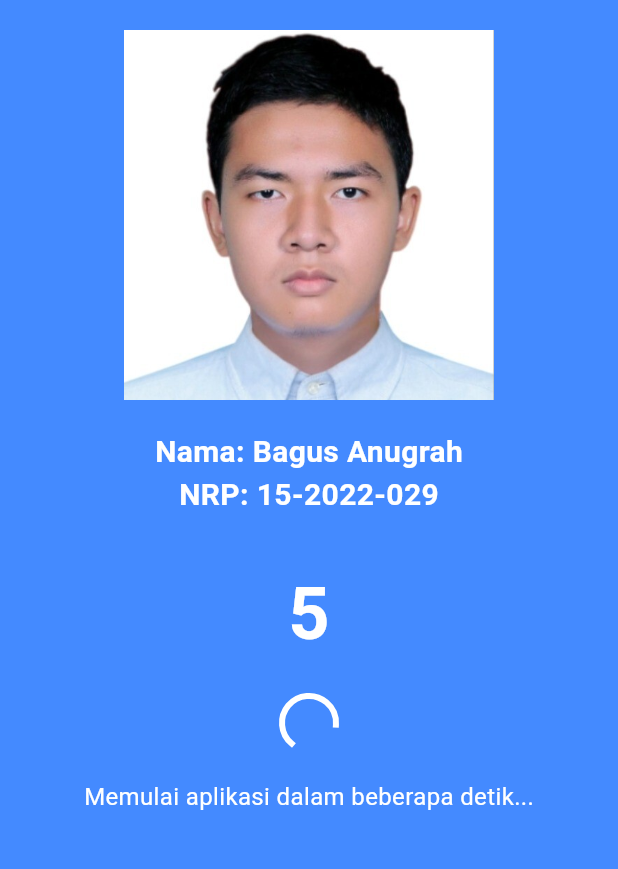
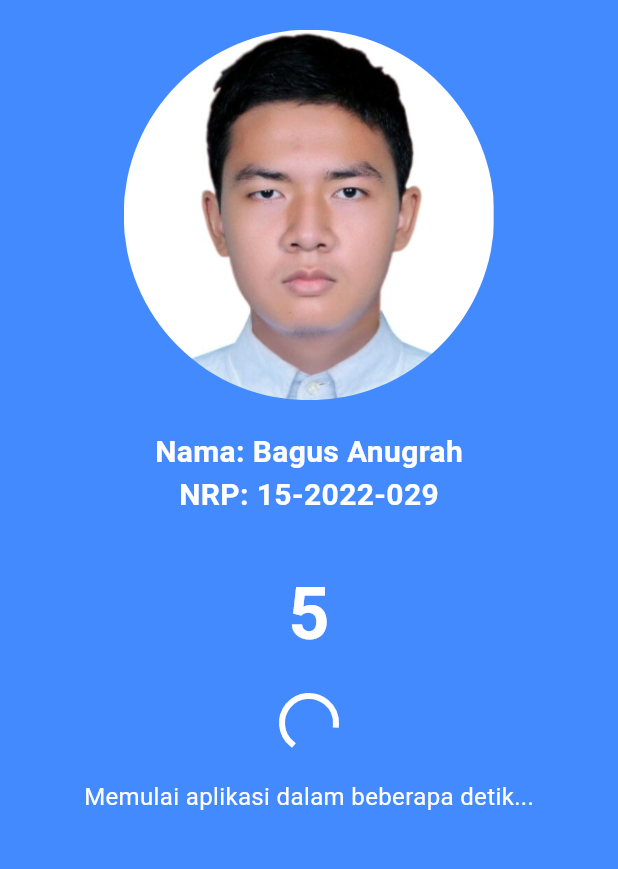
Before and after one commit to bagusanugrah/kalkulator-multifungsi-flutter, a Flutter app: the first screen one second after launch, on a phone screen of 412 x 824 dp, the part 241-1110 px from its top. Run offline on Flutter 3.47's test engine with Material 3 defaults, Android fonts, the phone set to English and light mode, and no system bars; our stand-ins replace math_expressions.

Commit message:
ngecrop foto di splash screen jadi bulat

```diff
--- a/lib/screens/splash_screen.dart
+++ b/lib/screens/splash_screen.dart
@@ -51,9 +51,13 @@ class _SplashScreenState extends State<SplashScreen> {
             // Menambahkan foto dengan lebar 3/5 dari lebar layar
             Container(
               width: MediaQuery.of(context).size.width * 0.6,
-              child: Image.asset(
-                'assets/images/my-photo.jpg', // Jalur file foto
-                fit: BoxFit.cover,
+              height: MediaQuery.of(context).size.width * 0.6,
+              decoration: BoxDecoration(
+                shape: BoxShape.circle,
+                image: DecorationImage(
+                  image: AssetImage('assets/images/my-photo.jpg'),
+                  fit: BoxFit.cover,
+                ),
               ),
             ),
             SizedBox(height: 20),
```
